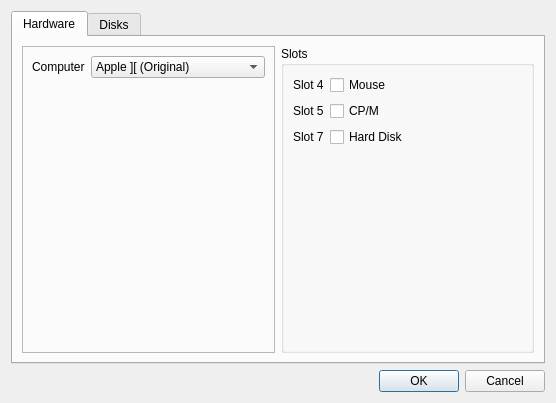
This is source/frontends/qapple/preferences.ui in AppleWin/AppleWin as Qt 5 draws it before an edit. The edited form follows.
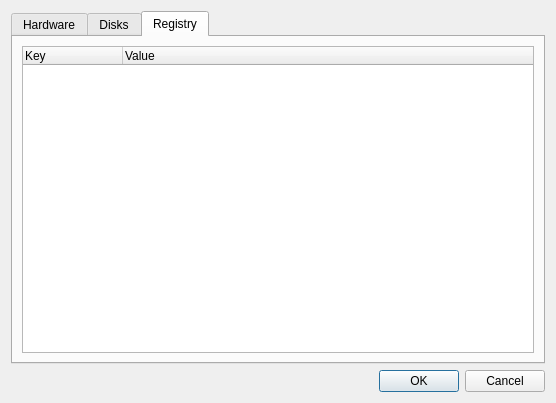
This is the edited form. The open tabs and pages were chosen to show the change.

Commit message: Add viewer for (Windows) Registry.

The edit to the form file:
```diff
--- a/source/frontends/qapple/preferences.ui
+++ b/source/frontends/qapple/preferences.ui
@@ -266,6 +266,27 @@
        </item>
       </layout>
      </widget>
+     <widget class="QWidget" name="registry">
+      <attribute name="title">
+       <string>Registry</string>
+      </attribute>
+      <layout class="QGridLayout" name="gridLayout_4">
+       <item row="0" column="0">
+        <widget class="QTreeWidget" name="registryTree">
+         <column>
+          <property name="text">
+           <string>Key</string>
+          </property>
+         </column>
+         <column>
+          <property name="text">
+           <string>Value</string>
+          </property>
+         </column>
+        </widget>
+       </item>
+      </layout>
+     </widget>
     </widget>
    </item>
   </layout>
```
The commit also changes 6 other files.
